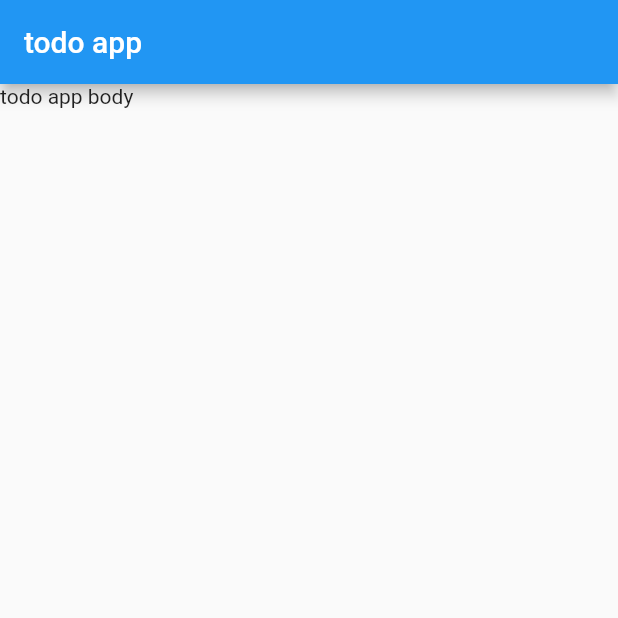
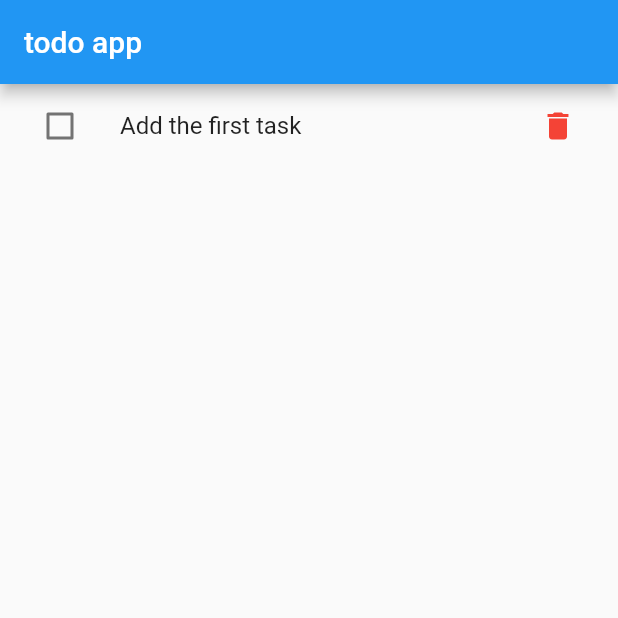
Before and after one commit to andreidobrinski/todo-flutter, a Flutter app: the screen it shows after launch, on a phone screen of 412 x 824 dp, the top half of it. Run offline on Flutter 3.47's test engine with Material 2 defaults, Android fonts, the phone set to English and light mode, and no system bars.

Commit message:
add Provider, TaskItem, TaskList, TaskModel

```diff
--- a/lib/main.dart
+++ b/lib/main.dart
@@ -1,6 +1,20 @@
 import 'package:flutter/material.dart';
+import 'package:provider/provider.dart';
 import 'src/app.dart';
+import 'src/TodoProvider.dart';
 
 void main() {
-  runApp(App());
+  runApp(Todos());
 }
+
+class Todos extends StatelessWidget {
+  Widget build(BuildContext context) {
+    return ChangeNotifierProvider(
+      builder: (context) => TodoProvider(),
+      child: MaterialApp(
+        title: 'Todos',
+        home: App(),
+      ),
+    );
+  }
+}
--- /dev/null
+++ b/lib/src/TaskItem.dart
@@ -0,0 +1,31 @@
+import 'package:flutter/material.dart';
+import 'package:provider/provider.dart';
+import 'TaskModel.dart';
+import 'TodoProvider.dart';
+
+class TaskItem extends StatelessWidget {
+  final TaskModel task;
+
+  TaskItem({@required this.task});
+
+  Widget build(BuildContext context) {
+    return ListTile(
+      leading: Checkbox(
+        value: task.complete,
+        onChanged: (bool checked) {
+          Provider.of<TodoProvider>(context, listen: false).toggleTodo(task);
+        },
+      ),
+      title: Text(task.title),
+      trailing: IconButton(
+        icon: Icon(
+          Icons.delete,
+          color: Colors.red,
+        ),
+        onPressed: () {
+          Provider.of<TodoProvider>(context, listen: false).deleteTodo(task);
+        },
+      ),
+    );
+  }
+}
--- /dev/null
+++ b/lib/src/TaskList.dart
@@ -0,0 +1,19 @@
+import 'package:flutter/material.dart';
+import 'TaskModel.dart';
+import 'TaskItem.dart';
+
+class TaskList extends StatelessWidget {
+  final List<TaskModel> tasks;
+
+  TaskList({@required this.tasks});
+
+  Widget build(BuildContext context) {
+    return ListView(
+      children: getTasks(),
+    );
+  }
+
+  List<Widget> getTasks() {
+    return tasks.map((todo) => TaskItem(task: todo)).toList();
+  }
+}
--- a/lib/src/task_model.dart
+++ b/lib/src/TaskModel.dart
@@ -4,7 +4,10 @@ class TaskModel {
   String title;
   bool complete;
 
-  TaskModel({@required this.title, this.complete = false});
+  TaskModel({
+    @required this.title,
+    this.complete = false,
+  });
 
   void toggleComplete() {
     complete = !complete;
--- /dev/null
+++ b/lib/src/TodoProvider.dart
@@ -0,0 +1,27 @@
+import 'dart:collection';
+import 'package:flutter/material.dart';
+import 'TaskModel.dart';
+
+class TodoProvider extends ChangeNotifier {
+  final List<TaskModel> _tasks = [
+    TaskModel(title: 'Add the first task'),
+  ];
+
+  UnmodifiableListView<TaskModel> get allTasks => UnmodifiableListView(_tasks);
+
+  void toggleTodo(TaskModel task) {
+    final taskIndex = _tasks.indexOf(task);
+    _tasks[taskIndex].toggleComplete();
+    notifyListeners();
+  }
+
+  void addTodo(TaskModel task) {
+    _tasks.add(task);
+    notifyListeners();
+  }
+
+  void deleteTodo(TaskModel task) {
+    _tasks.remove(task);
+    notifyListeners();
+  }
+}
--- a/lib/src/app.dart
+++ b/lib/src/app.dart
@@ -1,14 +1,20 @@
 import 'package:flutter/material.dart';
+import 'package:provider/provider.dart';
+import 'TodoProvider.dart';
+import 'TaskList.dart';
 
 class App extends StatelessWidget {
   Widget build(context) {
-    return MaterialApp(
-      title: 'Login',
-      home: Scaffold(
-        appBar: AppBar(
-          title: Text('todo app'),
+    return Scaffold(
+      appBar: AppBar(
+        title: Text('todo app'),
+      ),
+      body: Container(
+        child: Consumer<TodoProvider>(
+          builder: (context, todos, child) => TaskList(
+            tasks: todos.allTasks,
+          ),
         ),
-        body: Text('todo app body'),
       ),
     );
   }
```
